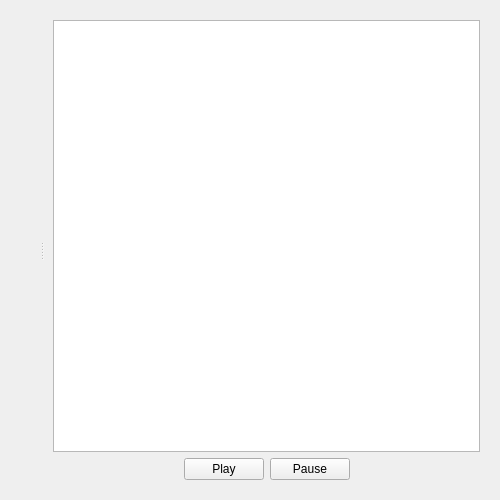
Before: the Qt Designer form 2.x/UI/dooble_charts.ui in textbrowser/dooble, drawn with Qt 5.
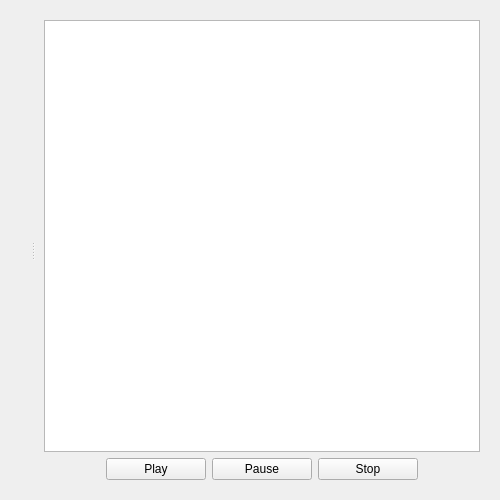
After: the same form once the commit is applied.

Commit message: Chart device.

```diff
--- a/2.x/UI/dooble_charts.ui
+++ b/2.x/UI/dooble_charts.ui
@@ -60,6 +60,12 @@
          </item>
          <item>
           <widget class="QPushButton" name="play">
+           <property name="minimumSize">
+            <size>
+             <width>100</width>
+             <height>0</height>
+            </size>
+           </property>
            <property name="text">
             <string>Play</string>
            </property>
@@ -67,11 +73,30 @@
          </item>
          <item>
           <widget class="QPushButton" name="pause">
+           <property name="minimumSize">
+            <size>
+             <width>100</width>
+             <height>0</height>
+            </size>
+           </property>
            <property name="text">
             <string>Pause</string>
            </property>
           </widget>
          </item>
+         <item>
+          <widget class="QPushButton" name="stop">
+           <property name="minimumSize">
+            <size>
+             <width>100</width>
+             <height>0</height>
+            </size>
+           </property>
+           <property name="text">
+            <string>Stop</string>
+           </property>
+          </widget>
+         </item>
          <item>
           <spacer name="horizontalSpacer_2">
            <property name="orientation">
```
The commit also changes 2 other files.
